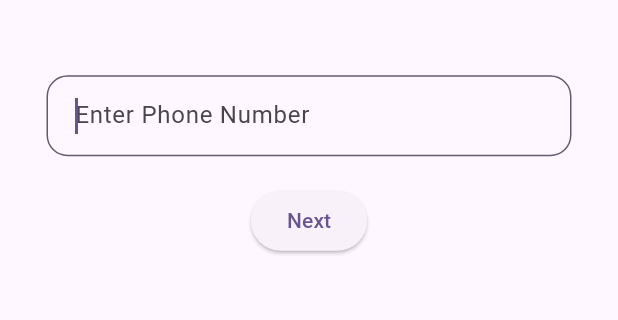
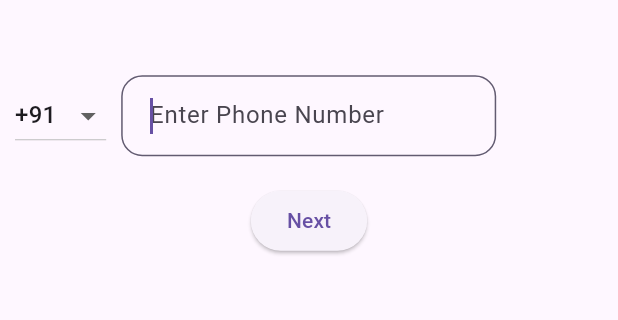
Before and after one commit to ritikverma098/VideoStream, a Flutter app: the screen it shows after launch, on a phone screen of 412 x 824 dp, the part 614-934 px from its top. Run offline on Flutter 3.47's test engine with Material 3 defaults, Android fonts, the phone set to English and light mode, and no system bars; drawn by our look-alikes of dynamic_color; our stand-ins replace cached_network_image, camera, cloud_firestore, firebase_auth, firebase_core, firebase_storage and 7 more; missing offline and left inert: dart:ffi, firebase_app_check, timer_button, video_thumbnail; accounts and stored records are empty; generated files the repository leaves out were written again.

Commit message:
Everything working

```diff
--- a/lib/home_page.dart
+++ b/lib/home_page.dart
@@ -4,6 +4,7 @@ import 'package:firebase_auth/firebase_auth.dart';
 import 'package:flutter/material.dart';
 import 'package:geolocator/geolocator.dart';
 import 'package:video/record.dart';
+import 'package:video/user_profile.dart';
 import 'package:video/video_grid.dart';
 class HomePage extends StatefulWidget {
 
@@ -98,6 +99,7 @@ class _HomePageState extends State<HomePage> {
   }
   void _showPopupMenu(BuildContext context) {
     showMenu(
+
       context: context,
       position: const RelativeRect.fromLTRB(25.0, 25.0, 0.0, 0.0),
       items: [
@@ -112,9 +114,10 @@ class _HomePageState extends State<HomePage> {
       ],
     ).then((value) {
       if (value == 'edit') {
+        Navigator.push(context, MaterialPageRoute(builder: (context)=> UserProfile()));
         // Navigate to edit profile page
       } else if (value == 'logout') {
-        user.signOut();
+        //user.signOut();
       }
     });
   }
--- a/lib/main.dart
+++ b/lib/main.dart
@@ -1,3 +1,4 @@
+import 'package:dynamic_color/dynamic_color.dart';
 import 'package:firebase_auth/firebase_auth.dart';
 import 'package:firebase_core/firebase_core.dart';
 import 'package:flutter/material.dart';
@@ -25,24 +26,31 @@ class MyApp extends StatelessWidget {
       StreamProvider<User?>.value(value:FirebaseAuth.instance.authStateChanges(),
           initialData: null),
     ],
-    child: MaterialApp(
-      title: 'Flutter Demo',
+    child: DynamicColorBuilder(builder: (ColorScheme? lightDynamic, ColorScheme? darkDynamic) {
+      return MaterialApp(
+        title: 'Video Streaming',
         debugShowCheckedModeBanner: false,
         theme: ThemeData(
-      colorScheme: ColorScheme.fromSeed(seedColor: Colors.deepPurple),
+          colorScheme: lightDynamic,
           useMaterial3: true,
 
+        ),
+        darkTheme: ThemeData(
+          colorScheme: darkDynamic,
+          brightness: Brightness.dark,
+          useMaterial3: true,
         ),
         home: Consumer<User?>(
           builder: (context, user, _) {
             if (user == null){
               return const NumberReq();
             }else{
-      return HomePage();
+              return const HomePage();
             }
           },
 
-      ),),
+        ),);
+    },),
     );
   }
 }
--- a/lib/number.dart
+++ b/lib/number.dart
@@ -13,9 +13,34 @@ class NumberReq extends StatefulWidget {
 
 class _NumberReqState extends State<NumberReq> {
   final TextEditingController _controller = TextEditingController();
+  String _selectedCountryCode = '+91';
+  final List<String> _countryCodes = [
+    '+1',    // USA
+    '+91',   // India
+    '+44',   // UK
+    '+61',   // Australia
+    '+81',   // Japan
+    '+49',   // Germany
+    '+33',   // France
+    '+39',   // Italy
+    '+86',   // China
+    '+7',    // Russia
+    '+55',   // Brazil
+    '+27',   // South Africa
+    '+34',   // Spain
+    '+62',   // Indonesia
+    '+52',   // Mexico
+    '+31',   // Netherlands
+    '+47',   // Norway
+    '+46',   // Sweden
+    '+41',   // Switzerland
+    '+90',   // Turkey
+    '+971',  // UAE
+    '+60',   // Malaysia
+    '+65',   // Singapore
+  ];
   @override
   void dispose() {
-    // TODO: implement dispose
     _controller.dispose();
     super.dispose();
   }
@@ -42,20 +67,46 @@ class _NumberReqState extends State<NumberReq> {
               ),
             ),
             const SizedBox(height: 30,),
+            Row(
+              children: [
+                Padding(
+                  padding: const EdgeInsets.only(left: 10),
+                  child: DropdownButton<String>(
+                    value: _selectedCountryCode,
+                    onChanged: (String? newValue) {
+                      setState(() {
+                        _selectedCountryCode = newValue!;
+                      });
+                    },
+                    items: _countryCodes.map<DropdownMenuItem<String>>((String value) {
+                      return DropdownMenuItem<String>(
+                        value: value,
+                        child: Text(value),
+                      );
+                    }).toList(),
+                  ),
+                ),
+                const SizedBox(width: 10,),
                 SizedBox(
-              width: 350,
+                  width: 250,
                     child: TextBoxCustom(
                       inputType: TextInputType.number,
                       controller: _controller,
                       hint: "Enter Phone Number",
                     )),
+              ],
+            ),
             Padding(
               padding: const EdgeInsets.only(top:19),
               child: ElevatedButton(onPressed: ()async{
-                final String number = "+91${_controller.text}";
+                final String number = "$_selectedCountryCode${_controller.text}";
                 await FirebaseAuth.instance.verifyPhoneNumber(
                     verificationCompleted: (PhoneAuthCredential credential){},
-                    verificationFailed: (FirebaseAuthException ex){},
+                    verificationFailed: (FirebaseAuthException ex){
+                      ScaffoldMessenger.of(context).showSnackBar(
+                        SnackBar(content: Text('Failed to verify phone number: ${ex.message}')),
+                      );
+                    },
                     codeSent: (String verificationId, int? resendToken){
                       Navigator.pushReplacement(context,MaterialPageRoute(
                           builder: (context)=> OtpVerify(
--- a/lib/record.dart
+++ b/lib/record.dart
@@ -107,7 +107,9 @@ class _RecordState extends State<Record> {
           ),
         );
       }
-    return Column(
+    return Scaffold(
+      backgroundColor: Colors.black,
+      body: Column(
         children: [
           Row(
             mainAxisAlignment: MainAxisAlignment.center,
@@ -143,6 +145,7 @@ class _RecordState extends State<Record> {
               )),
 
         ],
+      ),
     );
   }
   Widget getFlash()
--- a/pubspec.yaml
+++ b/pubspec.yaml
@@ -53,6 +53,9 @@ dependencies:
   provider: ^6.1.2
   firebase_storage: ^12.0.1
   firebase_app_check: ^0.3.0+1
+  dynamic_color: ^1.7.0
+  timeago: ^3.6.1
+  cached_network_image: ^3.3.1
 
 dev_dependencies:
   flutter_test:
```
Also changed, not shown: lib/otp.dart (+76 -21 lines), lib/user_profile.dart (added, +136 -0 lines), lib/video_display.dart (added, +112 -0 lines), lib/video_grid.dart (+12 -1 lines), pubspec.lock. Lines whose indentation alone changed are shown as unchanged.
